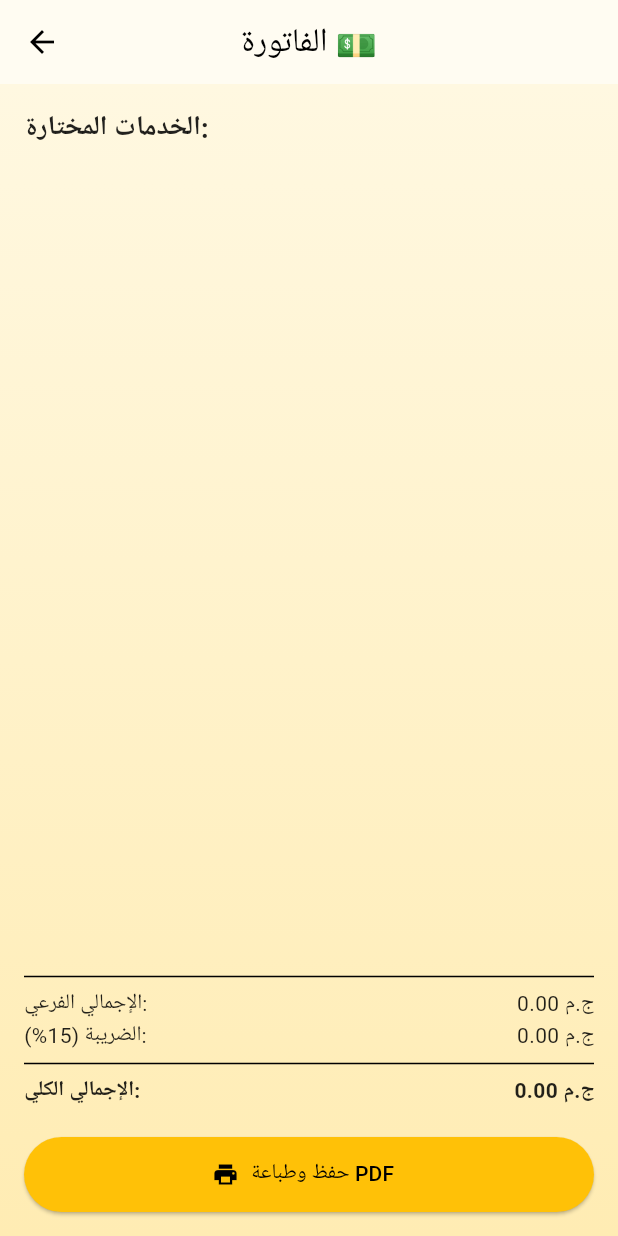
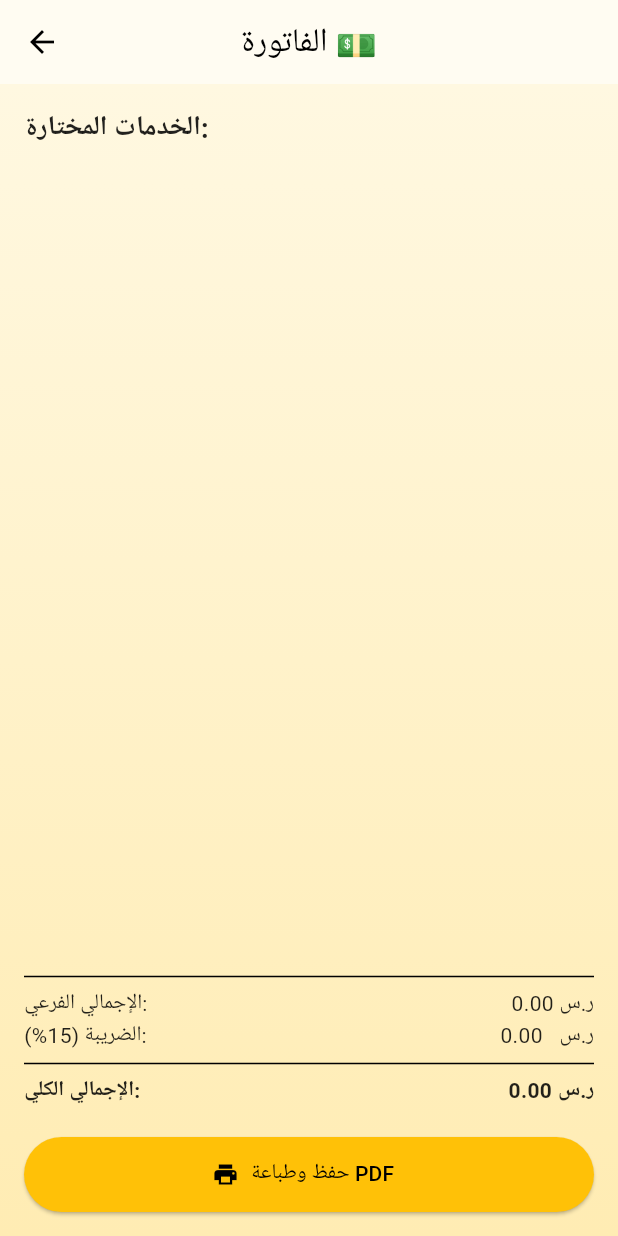
Before and after one commit to indoo24/Saloonsa-POS, a Flutter app: the InvoicePage screen opened directly with empty values, after a tap on "حفظ وطباعة PDF", on a phone screen of 412 x 824 dp. Run offline on Flutter 3.47's test engine with Material 3 defaults, Android fonts, the phone set to English and light mode, and no system bars; our stand-ins replace pdf, printing, shared_preferences; accounts and stored records are empty; Roboto replaces fonts that are missing (Cairo).

Commit message:
sec commit.

```diff
--- a/lib/main.dart
+++ b/lib/main.dart
@@ -1,21 +1,31 @@
 import 'package:flutter/material.dart';
+import 'package:shared_preferences/shared_preferences.dart';
 import 'theme.dart';
 import 'screens/splash_screen.dart';
-
-void main() {
-  runApp(const SalonApp());
+Future<void> main() async {
+  WidgetsFlutterBinding.ensureInitialized();
+  final prefs = await SharedPreferences.getInstance();
+  final isDarkMode = prefs.getBool('isDarkMode') ?? false;
+  runApp(SalonApp(initialDarkMode: isDarkMode));
 }
-
 class SalonApp extends StatefulWidget {
-  const SalonApp({super.key});
-
+  final bool initialDarkMode;
+  const SalonApp({super.key, required this.initialDarkMode});
   @override
   State<SalonApp> createState() => _SalonAppState();
 }
-
 class _SalonAppState extends State<SalonApp> {
-  bool isDarkMode = false;
-
+  late bool isDarkMode;
+  @override
+  void initState() {
+    super.initState();
+    isDarkMode = widget.initialDarkMode;
+  }
+  Future<void> _toggleTheme() async {
+    setState(() => isDarkMode = !isDarkMode);
+    final prefs = await SharedPreferences.getInstance();
+    await prefs.setBool('isDarkMode', isDarkMode);
+  }
   @override
   Widget build(BuildContext context) {
     return MaterialApp(
@@ -24,7 +34,7 @@ class _SalonAppState extends State<SalonApp> {
       theme: lightTheme,
       darkTheme: darkTheme,
       themeMode: isDarkMode ? ThemeMode.dark : ThemeMode.light,
-      home: SplashScreen(),
+      home: SplashScreen(onToggleTheme: _toggleTheme),
     );
   }
 }
--- a/lib/screens/casher/invoice_page.dart
+++ b/lib/screens/casher/invoice_page.dart
@@ -34,7 +34,7 @@ class InvoicePage extends StatelessWidget {
                         return ListTile(
                           leading: const Icon(Icons.cut),
                           title: Text(s.name),
-                          trailing: Text("${s.price} ج.م"),
+                          trailing: Text("${s.price} ر.س"),
                         );
                       },
                     ),
@@ -44,14 +44,14 @@ class InvoicePage extends StatelessWidget {
                     mainAxisAlignment: MainAxisAlignment.spaceBetween,
                     children: [
                       const Text("الإجمالي الفرعي:"),
-                      Text("${subtotal.toStringAsFixed(2)} ج.م"),
+                      Text("${subtotal.toStringAsFixed(2)} ر.س"),
                     ],
                   ),
                   Row(
                     mainAxisAlignment: MainAxisAlignment.spaceBetween,
                     children: [
                       const Text("الضريبة (15%):"),
-                      Text("${tax.toStringAsFixed(2)} ج.م"),
+                      Text("${tax.toStringAsFixed(2)}   ر.س"),
                     ],
                   ),
                   const Divider(),
@@ -60,7 +60,7 @@ class InvoicePage extends StatelessWidget {
                     children: [
                       const Text("الإجمالي الكلي:",
                           style: TextStyle(fontWeight: FontWeight.bold)),
-                      Text("${total.toStringAsFixed(2)} ج.م",
+                      Text("${total.toStringAsFixed(2)} ر.س",
                           style: const TextStyle(fontWeight: FontWeight.bold)),
                     ],
                   ),
--- a/lib/screens/casher/pdf_invoice.dart
+++ b/lib/screens/casher/pdf_invoice.dart
@@ -1,9 +1,14 @@
 import 'dart:typed_data';
 import 'package:pdf/pdf.dart';
 import 'package:pdf/widgets.dart' as pw;
+import 'package:flutter/services.dart' show rootBundle;
 import 'models/service-model.dart';
 
 Future<Uint8List> generateInvoicePdf(List<ServiceModel> cart) async {
+  // تحميل الخط العربي (Cairo)
+  final fontData = await rootBundle.load("assets/fonts/Cairo-Regular.ttf");
+  final ttf = pw.Font.ttf(fontData);
+
   final pdf = pw.Document();
 
   double subtotal = cart.fold(0, (sum, item) => sum + item.price);
@@ -14,13 +19,17 @@ Future<Uint8List> generateInvoicePdf(List<ServiceModel> cart) async {
     pw.Page(
       pageFormat: PdfPageFormat.a4,
       margin: const pw.EdgeInsets.all(24),
-      build: (context) => pw.Column(
+      build: (context) => pw.Directionality(
+        // لإظهار العربي بشكل صحيح من اليمين لليسار
+        textDirection: pw.TextDirection.rtl,
+        child: pw.Column(
           crossAxisAlignment: pw.CrossAxisAlignment.start,
           children: [
             pw.Center(
               child: pw.Text(
-              "Salon POS Invoice 💈",
+                "فاتورة صالون الحلاقة ",
                 style: pw.TextStyle(
+                  font: ttf,
                   fontSize: 24,
                   fontWeight: pw.FontWeight.bold,
                 ),
@@ -28,14 +37,26 @@ Future<Uint8List> generateInvoicePdf(List<ServiceModel> cart) async {
             ),
             pw.SizedBox(height: 20),
 
-          pw.Text("📅 التاريخ: ${DateTime.now().toString().split(' ').first}"),
-          pw.Text("🧾 رقم الفاتورة: #${DateTime.now().millisecondsSinceEpoch}"),
+            pw.Text(
+              " التاريخ: ${DateTime.now().toString().split(' ').first}",
+              style: pw.TextStyle(font: ttf),
+            ),
+            pw.Text(
+              " رقم الفاتورة: #${DateTime.now().millisecondsSinceEpoch}",
+              style: pw.TextStyle(font: ttf),
+            ),
 
             pw.SizedBox(height: 20),
             pw.Divider(),
 
-          pw.Text("الخدمات المختارة:",
-              style: pw.TextStyle(fontWeight: pw.FontWeight.bold, fontSize: 18)),
+            pw.Text(
+              "الخدمات المختارة:",
+              style: pw.TextStyle(
+                font: ttf,
+                fontWeight: pw.FontWeight.bold,
+                fontSize: 18,
+              ),
+            ),
             pw.SizedBox(height: 10),
 
             pw.Table(
@@ -46,23 +67,45 @@ Future<Uint8List> generateInvoicePdf(List<ServiceModel> cart) async {
                   children: [
                     pw.Padding(
                       padding: const pw.EdgeInsets.all(8),
-                      child: pw.Text("الخدمة",
-                          style: pw.TextStyle(fontWeight: pw.FontWeight.bold))),
+                      child: pw.Text(
+                        "الخدمة",
+                        style: pw.TextStyle(
+                          font: ttf,
+                          fontWeight: pw.FontWeight.bold,
+                        ),
+                      ),
+                    ),
                     pw.Padding(
                       padding: const pw.EdgeInsets.all(8),
-                      child: pw.Text("السعر",
-                          style: pw.TextStyle(fontWeight: pw.FontWeight.bold))),
+                      child: pw.Text(
+                        "السعر",
+                        style: pw.TextStyle(
+                          font: ttf,
+                          fontWeight: pw.FontWeight.bold,
+                        ),
+                      ),
+                    ),
                   ],
                 ),
                 ...cart.map(
-                    (item) => pw.TableRow(children: [
+                  (item) => pw.TableRow(
+                    children: [
                       pw.Padding(
                         padding: const pw.EdgeInsets.all(8),
-                      child: pw.Text(item.name)),
+                        child: pw.Text(
+                          item.name,
+                          style: pw.TextStyle(font: ttf),
+                        ),
+                      ),
                       pw.Padding(
                         padding: const pw.EdgeInsets.all(8),
-                      child: pw.Text("${item.price.toStringAsFixed(2)} ج.م")),
-                ]),
+                        child: pw.Text(
+                          "${item.price.toStringAsFixed(2)} ر.س",
+                          style: pw.TextStyle(font: ttf),
+                        ),
+                      ),
+                    ],
+                  ),
                 ),
               ],
             ),
@@ -73,31 +116,61 @@ Future<Uint8List> generateInvoicePdf(List<ServiceModel> cart) async {
             pw.Row(
               mainAxisAlignment: pw.MainAxisAlignment.spaceBetween,
               children: [
-                pw.Text("الإجمالي الفرعي:"),
-                pw.Text("${subtotal.toStringAsFixed(2)} ج.م"),
-              ]),
+                pw.Text("الإجمالي الفرعي:", style: pw.TextStyle(font: ttf)),
+                pw.Text(
+                  "${subtotal.toStringAsFixed(2)} ر.س",
+                  style: pw.TextStyle(font: ttf),
+                ),
+              ],
+            ),
             pw.Row(
               mainAxisAlignment: pw.MainAxisAlignment.spaceBetween,
               children: [
-                pw.Text("الضريبة (15%):"),
-                pw.Text("${tax.toStringAsFixed(2)} ج.م"),
-              ]),
+                pw.Text("الضريبة (15%):", style: pw.TextStyle(font: ttf)),
+                pw.Text(
+                  "${tax.toStringAsFixed(2)} ر.س",
+                  style: pw.TextStyle(font: ttf),
+                ),
+              ],
+            ),
             pw.Row(
               mainAxisAlignment: pw.MainAxisAlignment.spaceBetween,
               children: [
-                pw.Text("الإجمالي الكلي:",
-                    style: pw.TextStyle(fontWeight: pw.FontWeight.bold)),
-                pw.Text("${total.toStringAsFixed(2)} ج.م",
-                    style: pw.TextStyle(fontWeight: pw.FontWeight.bold)),
-              ]),
-          pw.Spacer(),
-          pw.Center(
-            child: pw.Text(
-              "شكراً لزيارتكم ❤",
-              style: pw.TextStyle(fontSize: 16),
+                pw.Text(
+                  "الإجمالي الكلي:",
+                  style: pw.TextStyle(
+                    font: ttf,
+                    fontWeight: pw.FontWeight.bold,
+                  ),
+                ),
+                pw.Text(
+                  "${total.toStringAsFixed(2)} ر.س",
+                  style: pw.TextStyle(
+                    font: ttf,
+                    fontWeight: pw.FontWeight.bold,
                   ),
                 ),
               ],
+            ),
+            pw.Spacer(),
+            pw.Center(
+              child: pw.BarcodeWidget(
+                data:
+                    'https://your-salon-pos.com/invoice/${DateTime.now().millisecondsSinceEpoch}',
+                barcode: pw.Barcode.qrCode(),
+                width: 100,
+                height: 100,
+              ),
+            ),
+            pw.SizedBox(height: 10),
+            pw.Center(
+              child: pw.Text(
+                "شكراً لزيارتكم ",
+                style: pw.TextStyle(font: ttf, fontSize: 16),
+              ),
+            ),
+          ],
+        ),
       ),
     ),
   );
--- a/lib/screens/splash_screen.dart
+++ b/lib/screens/splash_screen.dart
@@ -3,7 +3,8 @@ import '../../theme.dart';
 import 'casher/casher_screen.dart';
 
 class SplashScreen extends StatefulWidget {
-  const SplashScreen({super.key});
+  final VoidCallback onToggleTheme;
+  const SplashScreen({super.key, required this.onToggleTheme});
 
   @override
   State<SplashScreen> createState() => _SplashScreenState();
@@ -24,10 +25,11 @@ class _SplashScreenState extends State<SplashScreen>
     _controller.forward();
 
     Future.delayed(const Duration(seconds: 3), () {
+      if (!mounted) return;
       Navigator.pushReplacement(
         context,
         MaterialPageRoute(
-          builder: (_) => CashierScreen(onToggleTheme: () {}),
+          builder: (_) => CashierScreen(onToggleTheme: widget.onToggleTheme),
         ),
       );
     });
```
Also changed, not shown: lib/screens/casher/casher_screen.dart (+61 -10 lines), pubspec.yaml (+4 -58 lines), pubspec.lock, 2 other files. Lines whose indentation alone changed are shown as unchanged.
